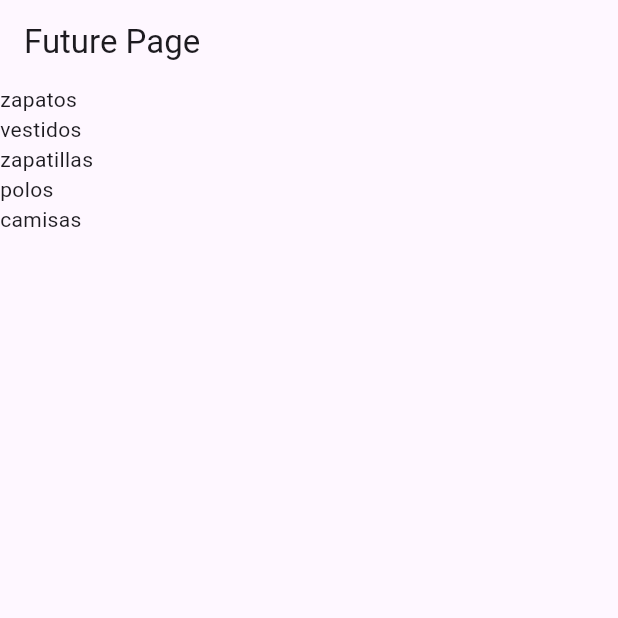
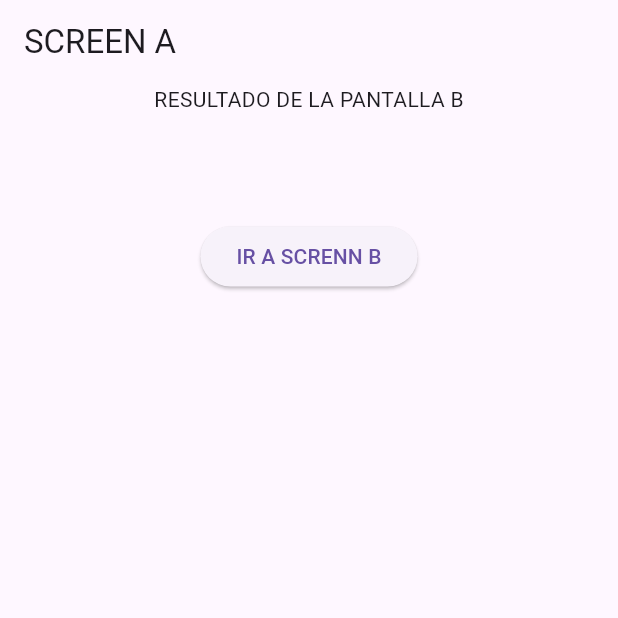
Before and after one commit to AlberthRuiz/future_flutter, a Flutter app: the screen it shows after launch, on a phone screen of 412 x 824 dp, the top half of it. Run offline on Flutter 3.47's test engine with Material 3 defaults, Android fonts, the phone set to English and light mode, and no system bars.

Commit message:
pasar datos de una pantalla a otra con navigator.pop

```diff
--- a/lib/main.dart
+++ b/lib/main.dart
@@ -1,12 +1,14 @@
 import 'package:flutter/material.dart';
 import 'package:futuresg7/pages/container_page.dart';
 import 'package:futuresg7/pages/future_page.dart';
+import 'package:futuresg7/pages/screenA.dart';
+import 'package:futuresg7/pages/screenB.dart';
 import 'package:futuresg7/pages/tab_bar_page.dart';
 
 void main() {
   runApp(
     MaterialApp(
-      home: FuturePage(),
+      home: ScreenA(),
       debugShowCheckedModeBanner: false,
     ),
   );
--- /dev/null
+++ b/lib/pages/screenA.dart
@@ -0,0 +1,45 @@
+import 'package:flutter/material.dart';
+import 'package:futuresg7/pages/screenB.dart';
+
+class ScreenA extends StatefulWidget {
+  @override
+  State<ScreenA> createState() => _ScreenAState();
+}
+
+class _ScreenAState extends State<ScreenA> {
+  TextEditingController _resultController = TextEditingController();
+
+  @override
+  Widget build(BuildContext context) {
+    return Scaffold(
+      appBar: AppBar(title: Text("SCREEN A")),
+      body: Center(
+        child: Column(
+          children: [
+            Text("RESULTADO DE LA PANTALLA B"),
+            Text(_resultController.text),
+            SizedBox(
+              height: 50,
+            ),
+            ElevatedButton(
+              onPressed: () async {
+                final result = await Navigator.push(
+                  context,
+                  MaterialPageRoute(
+                    builder: (BuildContext context) => ScreenB(),
+                  ),
+                );
+                if (result != null) {
+                  setState(() {
+                    _resultController.text = result;
+                  });
+                }
+              },
+              child: Text("IR A SCRENN B"),
+            )
+          ],
+        ),
+      ),
+    );
+  }
+}
```
Also changed, not shown: lib/pages/screenB.dart (added, +28 -0 lines).
